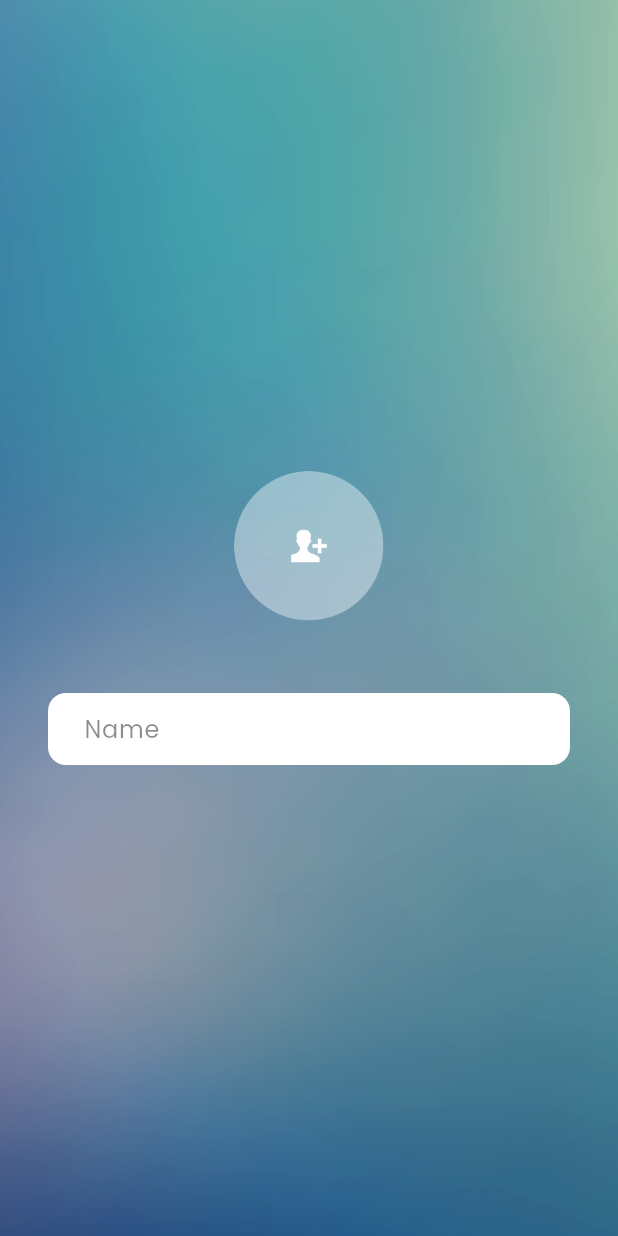
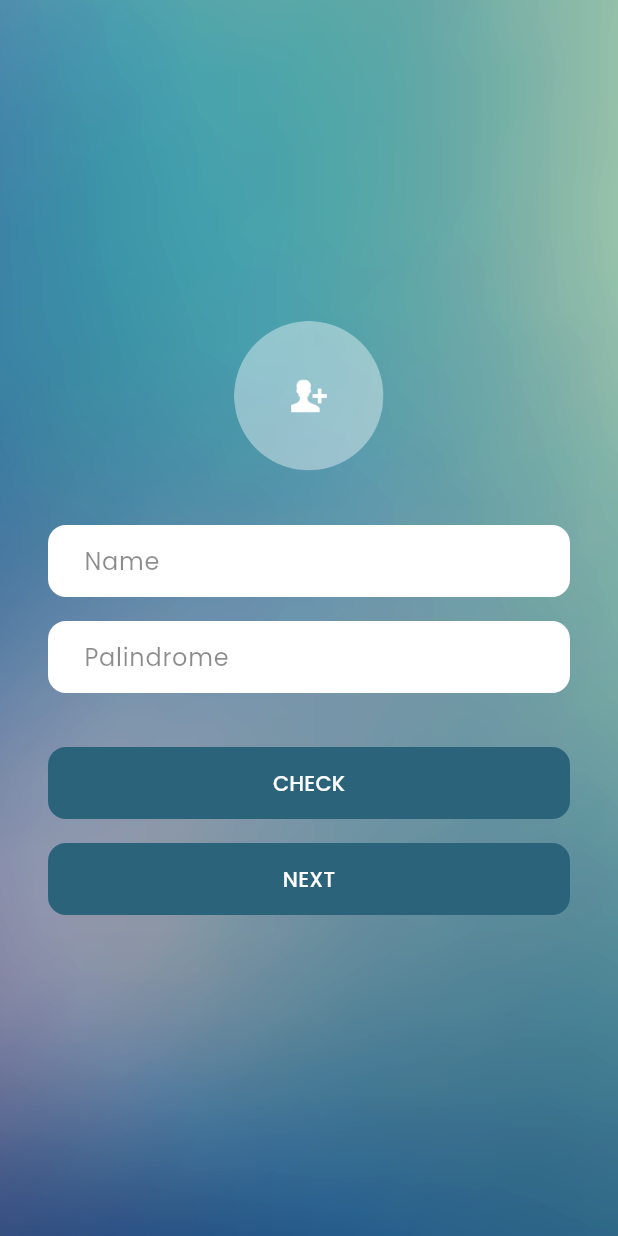
Before and after one commit to bootloopmaster636/palindrome_etc_test, a Flutter app: the screen it shows after launch, on a phone screen of 412 x 824 dp. Run offline on Flutter 3.47's test engine with Material 3 defaults, Android fonts, the phone set to English and light mode, and no system bars; our stand-ins replace gap, google_fonts, tinycolor2.

Commit message:
feat: add page 1

```diff
--- a/lib/screen/first_screen.dart
+++ b/lib/screen/first_screen.dart
@@ -1,5 +1,6 @@
 import 'package:flutter/material.dart';
 import 'package:gap/gap.dart';
+import 'package:tinycolor2/tinycolor2.dart';
 
 class FirstScreen extends StatelessWidget {
   const FirstScreen({super.key});
@@ -37,7 +38,7 @@ class Content extends StatelessWidget {
           foregroundImage: AssetImage('assets/btn-add-photo.png'),
           backgroundColor: Colors.transparent,
         ),
-        const Gap(48),
+        const Gap(36),
         TextField(
           decoration: InputDecoration(
             filled: true,
@@ -51,6 +52,50 @@ class Content extends StatelessWidget {
             ),
           ),
         ),
+        const Gap(16),
+        TextField(
+          decoration: InputDecoration(
+            filled: true,
+            fillColor: Colors.white,
+            hintText: 'Palindrome',
+            hintStyle: const TextStyle(color: Colors.black45),
+            contentPadding: const EdgeInsets.symmetric(horizontal: 20),
+            border: OutlineInputBorder(
+              borderRadius: BorderRadius.circular(12),
+              borderSide: BorderSide.none,
+            ),
+          ),
+        ),
+        const Gap(36),
+        SizedBox(
+          width: double.infinity,
+          height: 48,
+          child: FilledButton(
+            style: FilledButton.styleFrom(
+              shape: RoundedRectangleBorder(
+                borderRadius: BorderRadius.circular(12),
+              ),
+              backgroundColor: TinyColor.fromString('#2B637B').color,
+            ),
+            onPressed: () {},
+            child: const Text('CHECK'),
+          ),
+        ),
+        const Gap(16),
+        SizedBox(
+          width: double.infinity,
+          height: 48,
+          child: FilledButton(
+            style: FilledButton.styleFrom(
+              shape: RoundedRectangleBorder(
+                borderRadius: BorderRadius.circular(12),
+              ),
+              backgroundColor: TinyColor.fromString('#2B637B').color,
+            ),
+            onPressed: () {},
+            child: const Text('NEXT'),
+          ),
+        ),
       ],
     );
   }
--- a/pubspec.yaml
+++ b/pubspec.yaml
@@ -15,6 +15,7 @@ dependencies:
   cupertino_icons: ^1.0.8
   google_fonts: ^6.2.1
   gap: ^3.0.1
+  tinycolor2: ^3.0.1
 
 dev_dependencies:
   flutter_test:
```
Also changed, not shown: pubspec.lock.
